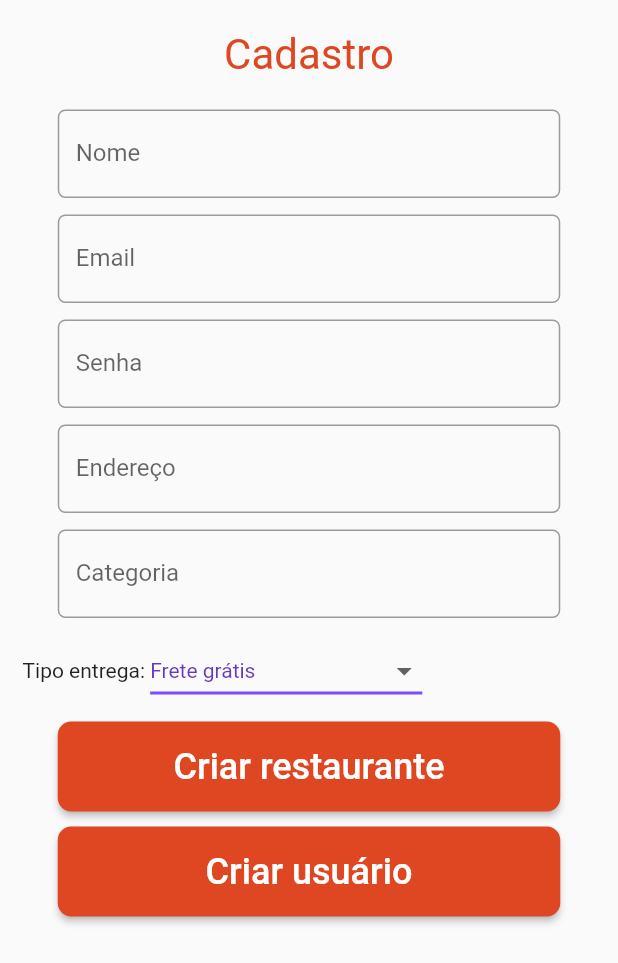
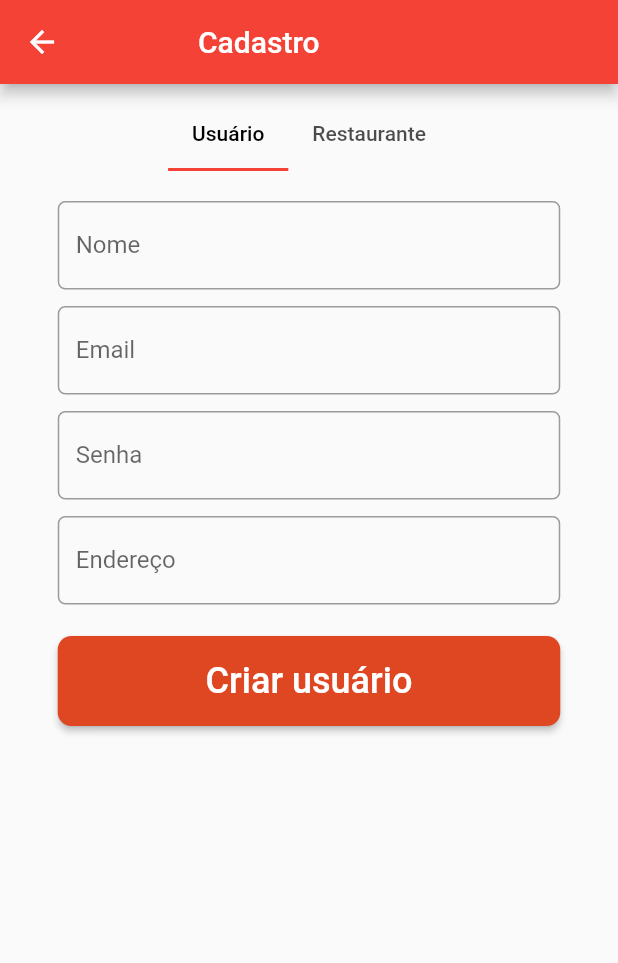
Before and after one commit to znobrega/ifood-flutter, a Flutter app: the screen it shows after launch, after a tap on "Cadastre-se", on a phone screen of 412 x 824 dp. Shown: the top 963 px of the screen. Run offline on Flutter 3.47's test engine with Material 2 defaults, Android fonts, the phone set to English and light mode, and no system bars.

Commit message:
mudanca nas telas

```diff
--- /dev/null
+++ b/lib/src/screens/cardapio.dart
@@ -0,0 +1,72 @@
+import 'package:flutter/material.dart';
+
+class Cardapio extends StatefulWidget {
+  Cardapio();
+
+  @override
+  _CardapioState createState() => _CardapioState();
+}
+
+class _CardapioState extends State<Cardapio> {
+  @override
+  void initState() {
+    // bloc.getCardapio(idTurma: widget.idTurma);
+    // super.initState();
+  }
+
+  @override
+  Widget build(BuildContext context) {
+    return Scaffold(
+        backgroundColor: Color(0xfff5f5f5),
+        appBar: AppBar(
+          title: Text("Cardapio"),
+          leading: IconButton(
+            icon: Icon(Icons.arrow_back),
+            onPressed: () {
+              Navigator.pop(context);
+            },
+          ),
+        ),
+        body: buildCardapio(context));
+  }
+
+  // Future getCardapio() {}
+
+  // Widget listStudents() {
+  //   return FutureBuilder(
+  //     future: getCardapio,
+  //     builder: (BuildContext context, AsyncSnapshot<dynamic> snapshot) {
+  //       if (snapshot.hasData && !snapshot.hasError) {
+  //         return ListView.builder(
+  //           itemCount: snapshot.data?.length ?? 0,
+  //           itemBuilder: (BuildContext context, int index) {
+  //             if (snapshot.data.length == 0) {
+  //               return Center(
+  //                 child: Text("Nenhuma comida cadastrada"),
+  //               );
+  //             }
+  //             return buildCardapio(snapshot.data[index], context);
+  //           },
+  //         );
+  //       } else {
+  //         return Center(child: CircularProgressIndicator());
+  //       }
+  //     },
+  //   );
+  // }
+
+  Widget buildCardapio(BuildContext context) {
+    return ListView.builder(
+      itemCount: 4,
+      itemBuilder: (BuildContext context, int index) {
+        return Card(
+          child: ListTile(
+            title: Text("Arroz"),
+            subtitle: Text("Arroz com molho ...."),
+            onTap: null,
+          ),
+        );
+      },
+    );
+  }
+}
--- a/lib/src/screens/login.dart
+++ b/lib/src/screens/login.dart
@@ -70,7 +70,7 @@ class Login extends StatelessWidget {
                   ),
                 ),
               ),
-              SizedBox(height: 20),
+              SizedBox(height: 60),
               Text(
                 "Não possui conta?",
                 style: TextStyle(
--- a/lib/src/screens/signup.dart
+++ b/lib/src/screens/signup.dart
@@ -4,27 +4,182 @@ import 'package:ifood_app/src/screens/home_page.dart';
 class Signup extends StatelessWidget {
   Widget build(BuildContext context) {
     return Scaffold(
-      body: ListView(
-        children: <Widget>[
-          Padding(
-            padding: EdgeInsets.symmetric(vertical: 20),
-            child: Center(
-              child: Text(
-                "Cadastro",
-                style: TextStyle(
-                  // fontWeight: FontWeight.bold,
-                  color: Color(0xffDF4723),
-                  fontSize: 28,
+        appBar: AppBar(
+          title: Padding(
+            padding: EdgeInsets.only(left: 60),
+            child: Text("Cadastro"),
           ),
         ),
+        body: tabs(context));
+  }
+}
+
+Widget tabs(BuildContext context) {
+  return (ListView(
+    children: <Widget>[
+      SizedBox(
+        height: 10,
       ),
+      DefaultTabController(
+        length: 2,
+        initialIndex: 0,
+        child: Column(
+          children: <Widget>[
+            TabBar(
+              isScrollable: true,
+              labelColor: Colors.black,
+              tabs: <Widget>[
+                Tab(
+                  text: 'Usuário',
+
                 ),
+                Tab(
+                  text: 'Restaurante',
+                )
+              ],
+            ),
+            Container(
+              height: MediaQuery.of(context).size.height,
+              width: MediaQuery.of(context).size.width,
+              child: TabBarView(
+                children: <Widget>[
+                  formUsuario(context),
+                  formRestaurante(context)
+                ],
+              ),
+            )
+          ],
+        ),
+      )
+    ],
+  ));
+}
+
+Widget formUsuario(BuildContext context) {
+  return ListView(
+    children: <Widget>[
+      SizedBox(height: 20,),
       Container(
         height: MediaQuery.of(context).size.height,
         width: MediaQuery.of(context).size.width,
         child: Column(
           crossAxisAlignment: CrossAxisAlignment.center,
-              // mainAxisAlignment: MainAxisAlignment.center,
+          children: <Widget>[
+            Container(
+              height: 60,
+              width: 335,
+              child: TextField(
+                decoration: InputDecoration(
+                  hintText: "Digite seu nome",
+                  labelText: 'Nome',
+                  border: OutlineInputBorder(
+                    borderRadius: BorderRadius.all(
+                      Radius.circular(5),
+                    ),
+                  ),
+                ),
+              ),
+            ),
+            SizedBox(height: 10),
+            Container(
+              height: 60,
+              width: 335,
+              child: TextField(
+                obscureText: true,
+                decoration: InputDecoration(
+                  hintText: "Digite sua email",
+                  labelText: 'Email',
+                  border: OutlineInputBorder(
+                    borderRadius: BorderRadius.all(
+                      Radius.circular(5),
+                    ),
+                  ),
+                ),
+              ),
+            ),
+            SizedBox(height: 10),
+            Container(
+              height: 60,
+              width: 335,
+              child: TextField(
+                obscureText: true,
+                decoration: InputDecoration(
+                  hintText: "Digite sua senha",
+                  labelText: 'Senha',
+                  border: OutlineInputBorder(
+                    borderRadius: BorderRadius.all(
+                      Radius.circular(5),
+                    ),
+                  ),
+                ),
+              ),
+            ),
+            SizedBox(height: 10),
+            Container(
+              height: 60,
+              width: 335,
+              child: TextField(
+                obscureText: true,
+                decoration: InputDecoration(
+                  hintText: "Digite seu endereço",
+                  labelText: 'Endereço',
+                  border: OutlineInputBorder(
+                    borderRadius: BorderRadius.all(
+                      Radius.circular(5),
+                    ),
+                  ),
+                ),
+              ),
+            ),
+            SizedBox(height: 20),
+            Container(
+              height: 60,
+              width: 335,
+              child: RaisedButton(
+                onPressed: () {
+                  //Navigator.push(context, MaterialPageRoute(builder: (BuildContext context) => Devs2()));
+                },
+                color: Color(0xffDF4723),
+                textColor: Colors.white,
+                shape: new RoundedRectangleBorder(
+                    borderRadius: new BorderRadius.circular(9.0)),
+                child: Text(
+                  "Criar usuário",
+                  style: TextStyle(
+                    fontSize: 24,
+                  ),
+                ),
+              ),
+            ),
+          ],
+        ),
+      ),
+    ],
+  );
+}
+
+Widget formRestaurante(BuildContext context) {
+  return ListView(
+    children: <Widget>[
+      SizedBox(height: 20,),
+      // Padding(
+      //   padding: EdgeInsets.symmetric(vertical: 20),
+      //   child: Center(
+      //     child: Text(
+      //       "Cadastro",
+      //       style: TextStyle(
+      //         // fontWeight: FontWeight.bold,
+      //         color: Color(0xffDF4723),
+      //         fontSize: 28,
+      //       ),
+      //     ),
+      //   ),
+      // ),
+      Container(
+        height: MediaQuery.of(context).size.height,
+        width: MediaQuery.of(context).size.width,
+        child: Column(
+          crossAxisAlignment: CrossAxisAlignment.center,
           children: <Widget>[
             Container(
               height: 60,
@@ -163,30 +318,9 @@ class Signup extends StatelessWidget {
               ),
             ),
             SizedBox(height: 10),
-                Container(
-                  height: 60,
-                  width: 335,
-                  child: RaisedButton(
-                    onPressed: () {
-                      //Navigator.push(context, MaterialPageRoute(builder: (BuildContext context) => Devs2()));
-                    },
-                    color: Color(0xffDF4723),
-                    textColor: Colors.white,
-                    shape: new RoundedRectangleBorder(
-                        borderRadius: new BorderRadius.circular(9.0)),
-                    child: Text(
-                      "Criar usuário",
-                      style: TextStyle(
-                        fontSize: 24,
-                      ),
-                    ),
+          ],
         ),
       ),
     ],
-            ),
-          )
-        ],
-      ),
   );
 }
-}
```
Lines whose indentation alone changed are shown as unchanged.
